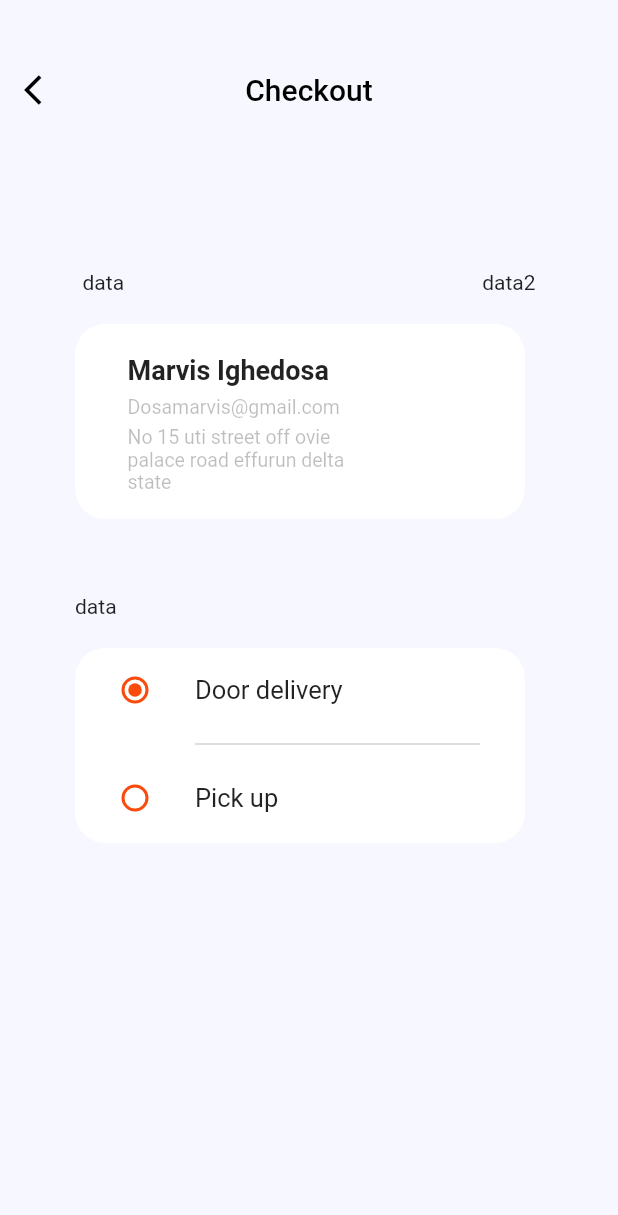
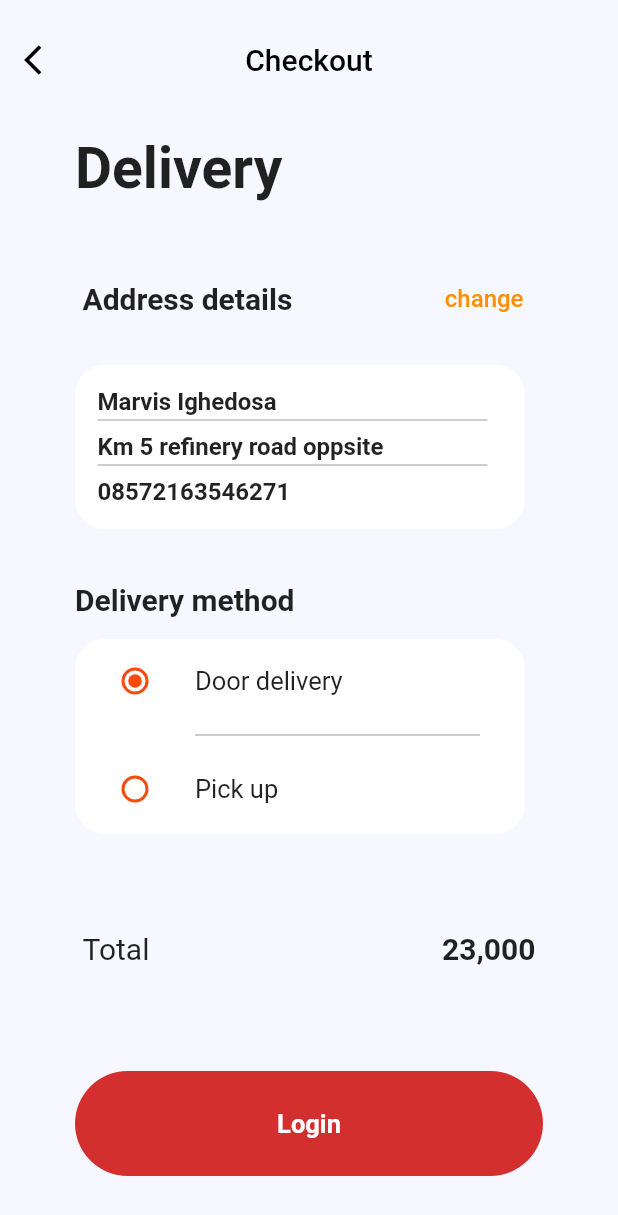
Before and after one commit to alghanykennedy/food_delivery, a Flutter app: the CheckoutScreen screen opened directly, on a phone screen of 412 x 824 dp. Shown: the top 1215 px of the screen. Run offline on Flutter 3.47's test engine with Material 2 defaults, Android fonts, the phone set to English and light mode, and no system bars; our stand-ins replace bottom_navy_bar, flutter_slidable.

Commit message:
feat/Fix Checkout Screen

```diff
--- a/lib/main.dart
+++ b/lib/main.dart
@@ -23,7 +23,7 @@ class MyApp extends StatelessWidget {
       title: 'Food Delivery',
       // theme: ThemeData(
       // ),
-      home: HomeScreen(),
+      home: CheckoutScreen(),
     );
   }
 }
--- a/lib/screens/checkout/chekcout_screen.dart
+++ b/lib/screens/checkout/chekcout_screen.dart
@@ -20,7 +20,7 @@ class _CheckoutScreenState extends State<CheckoutScreen> {
       resizeToAvoidBottomInset: false,
       backgroundColor: background,
       appBar: AppBar(
-        toolbarHeight: 120,
+        toolbarHeight: 80,
         backgroundColor: background,
         elevation: 0.0,
         centerTitle: true,
@@ -43,24 +43,42 @@ class _CheckoutScreenState extends State<CheckoutScreen> {
             Column(
               crossAxisAlignment: CrossAxisAlignment.start,
               children: [
-                // Row(
-                //   children: [
-                //     IconButton(
-                //         padding: const EdgeInsets.only(left: 30, top: 20),
-                //         onPressed: () {},
-                //         icon: const Icon(Icons.arrow_back_ios)),
-                //     const SizedBox(
-                //       width: 100,
-                //     ),
-                //   ],
-                // ),
-                const SizedBox(height: 50),
+                Row(
+                  children: [
+                    Padding(
+                      padding: const EdgeInsets.only(left: 40),
+                      child: Text(
+                        'Delivery',
+                        style: TextStyle(
+                            fontSize: 38, fontWeight: FontWeight.bold),
+                      ),
+                    ),
+                  ],
+                ),
+                const SizedBox(height: 40),
                 Padding(
                   padding: EdgeInsets.symmetric(horizontal: 45),
                   child: Row(
                     mainAxisAlignment: MainAxisAlignment.spaceBetween,
-                      children: [Text('data'), Text('data2')],
-                    )),
+                    children: [
+                      Text(
+                        'Address details',
+                        style: TextStyle(
+                            fontSize: 20, fontWeight: FontWeight.bold),
+                      ),
+                      TextButton(
+                        child: Text(
+                          "change",
+                          style: TextStyle(fontSize: 16, color: deepOrange800),
+                        ),
+                        onPressed: () {},
+                        style: TextButton.styleFrom(
+                          foregroundColor: Colors.transparent,
+                        ),
+                      ),
+                    ],
+                  ),
+                ),
                 const SizedBox(
                   height: 20,
                 ),
@@ -69,14 +87,13 @@ class _CheckoutScreenState extends State<CheckoutScreen> {
                   child: Column(
                     children: [
                       Container(
-                        height: 130,
+                        height: 110,
                         width: 300,
                         decoration: BoxDecoration(
                             color: Colors.white,
                             borderRadius: BorderRadius.circular(20)),
-                        child: Padding(
-                          padding: const EdgeInsets.only(left: 20, top: 20),
-                          child: Row(
+                        child: Column(
+                          mainAxisAlignment: MainAxisAlignment.start,
                           children: [
                             // Container(
                             //   alignment: Alignment.topLeft,
@@ -88,48 +105,57 @@ class _CheckoutScreenState extends State<CheckoutScreen> {
                               child: Column(
                                 crossAxisAlignment: CrossAxisAlignment.start,
                                 children: [
+                                  SizedBox(
+                                    height: 15,
+                                  ),
                                   Container(
                                     padding: const EdgeInsets.only(left: 5),
-                                      height: 20,
+                                    height: 14,
                                     child: const Text(
                                       "Marvis Ighedosa",
                                       style: TextStyle(
-                                            fontSize: 18,
+                                          fontSize: 16,
                                           fontWeight: FontWeight.w600),
                                       textAlign: TextAlign.center,
                                       overflow: TextOverflow.visible,
                                     ),
                                   ),
+                                  Divider(
+                                      color: Colors.grey[500],
+                                      indent: 5,
+                                      endIndent: 25),
                                   Container(
-                                      width: 165,
-                                      padding: const EdgeInsets.only(
-                                          left: 5, top: 8),
+                                    padding: const EdgeInsets.only(left: 5),
+                                    height: 14,
                                     child: const Text(
-                                        "Dosamarvis@gmail.com",
+                                      "Km 5 refinery road oppsite",
                                       style: TextStyle(
-                                            color: Colors.black26,
-                                            fontSize: 13),
-                                        textAlign: TextAlign.start,
+                                          fontSize: 16,
+                                          fontWeight: FontWeight.w600),
+                                      textAlign: TextAlign.center,
+                                      overflow: TextOverflow.visible,
                                     ),
                                   ),
+                                  Divider(
+                                      color: Colors.grey[500],
+                                      indent: 5,
+                                      endIndent: 25),
                                   Container(
-                                      padding: const EdgeInsets.all(5),
-                                      height: 54,
-                                      width: 180,
+                                    padding: const EdgeInsets.only(left: 5),
+                                    height: 14,
                                     child: const Text(
-                                        "No 15 uti street off ovie palace road effurun delta state",
+                                      "08572163546271",
+                                      style: TextStyle(
+                                          fontSize: 16,
+                                          fontWeight: FontWeight.w600),
+                                      textAlign: TextAlign.center,
                                       overflow: TextOverflow.visible,
-                                        textAlign: TextAlign.start,
-                                        style: TextStyle(
-                                            color: Colors.black26,
-                                            fontSize: 13),
                                     ),
                                   ),
                                 ],
                               ),
                             ),
                           ],
-                          ),
                         ),
                       ),
                     ],
@@ -139,14 +165,18 @@ class _CheckoutScreenState extends State<CheckoutScreen> {
                   crossAxisAlignment: CrossAxisAlignment.start,
                   children: [
                     const SizedBox(
-                      height: 50,
+                      height: 35,
                     ),
                     Padding(
                       padding: const EdgeInsets.symmetric(horizontal: 40),
-                      child: const Text('data'),
+                      child: const Text(
+                        'Delivery method',
+                        style: TextStyle(
+                            fontSize: 20, fontWeight: FontWeight.bold),
+                      ),
                     ),
                     const SizedBox(
-                      height: 20,
+                      height: 15,
                     ),
                     Padding(
                       padding: const EdgeInsets.symmetric(horizontal: 40),
@@ -184,7 +214,7 @@ class _CheckoutScreenState extends State<CheckoutScreen> {
                               ),
                             ),
                             Divider(
-                                color: Colors.black26,
+                                color: Colors.grey[500],
                                 indent: 80,
                                 endIndent: 30),
                             ListTile(
@@ -217,7 +247,53 @@ class _CheckoutScreenState extends State<CheckoutScreen> {
                       ),
                     ),
                     const SizedBox(
-                      height: 100,
+                      height: 65,
+                    ),
+                    Padding(
+                      padding: EdgeInsets.symmetric(horizontal: 45),
+                      child: Row(
+                        mainAxisAlignment: MainAxisAlignment.spaceBetween,
+                        children: [
+                          Text(
+                            'Total',
+                            style: TextStyle(
+                              fontSize: 20,
+                            ),
+                          ),
+                          Text(
+                            '23,000',
+                            style: TextStyle(
+                                fontSize: 20, fontWeight: FontWeight.bold),
+                          ),
+                        ],
+                      ),
+                    ),
+                    SizedBox(
+                      height: 70,
+                    ),
+                    Padding(
+                      padding: const EdgeInsets.symmetric(horizontal: 40),
+                      child: InkWell(
+                        onTap: () {},
+                        child: Container(
+                          alignment: Alignment.center,
+                          padding: const EdgeInsets.symmetric(
+                            horizontal: 100,
+                            vertical: 25,
+                          ),
+                          decoration: BoxDecoration(
+                            borderRadius: BorderRadius.circular(50.0),
+                            color: deepRed700,
+                          ),
+                          child: Text(
+                            "Login",
+                            style: TextStyle(
+                                fontSize: 17,
+                                fontWeight: FontWeight.w600,
+                                color: Colors.white),
+                          ),
+                        ),
+                      ),
                     ),
                     // Padding(
                     //   padding: const EdgeInsets.symmetric(horizontal: 40),
--- a/lib/widget/card_widget.dart
+++ b/lib/widget/card_widget.dart
@@ -56,7 +56,7 @@ class FoodCard extends StatelessWidget {
                 ],
               ),
               child: CircleAvatar(
-                backgroundImage: AssetImage('assets/image/food1.png'),
+                backgroundImage: AssetImage('${image}'),
               ),
             ),
           ),
```
Lines whose indentation alone changed are shown as unchanged.
